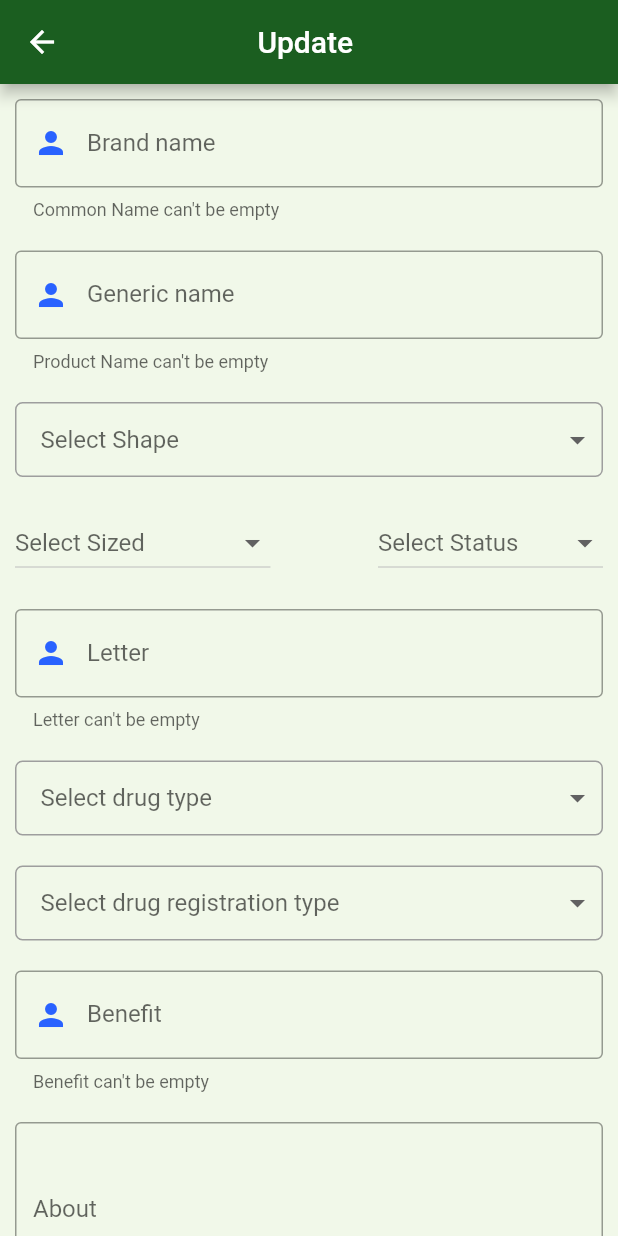
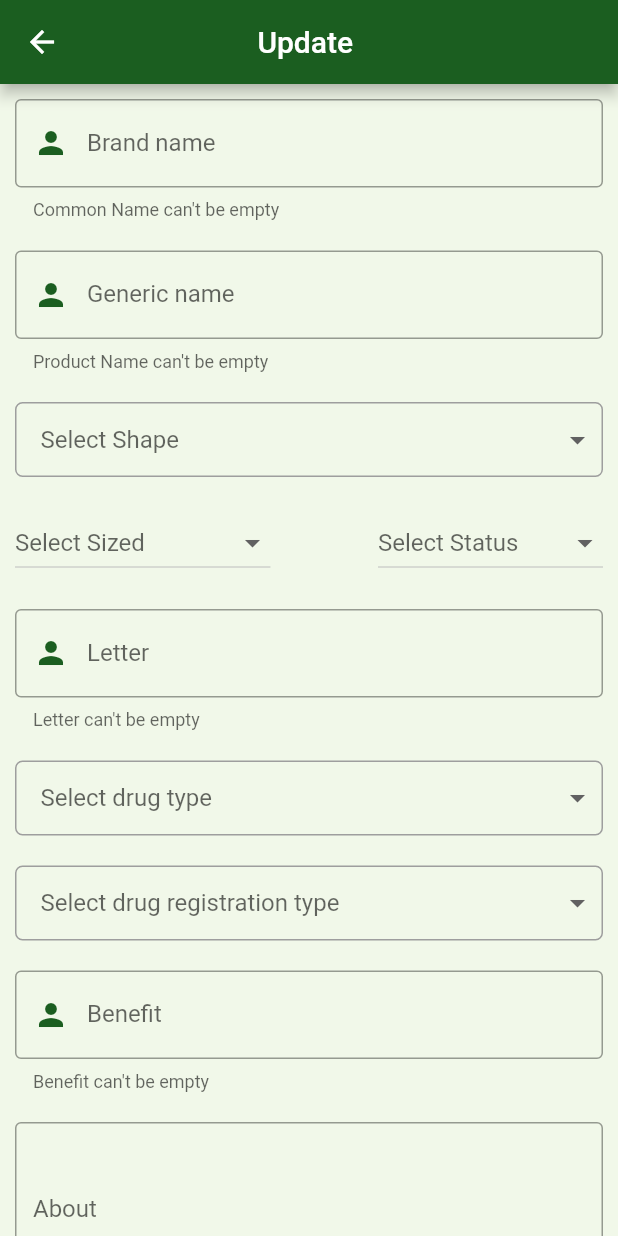
Before and after one commit to Thanakorn-11911/Project_DrugTech, a Flutter app: the UpdatePage screen opened directly with empty values, on a phone screen of 412 x 824 dp. Run offline on Flutter 3.47's test engine with Material 2 defaults, Android fonts, the phone set to English and light mode, and no system bars; our stand-ins replace cloud_firestore, firebase_auth, firebase_core, firebase_storage, font_awesome_flutter, image_picker and 1 more; missing offline and left inert: dart:ffi, floating_action_bubble, stream_provider, tflite; accounts and stored records are empty.

Commit message:
onemore edit colors

```diff
--- a/lib/screens/Admin/update.dart
+++ b/lib/screens/Admin/update.dart
@@ -279,7 +279,7 @@ class _UpdatePageState extends State<UpdatePage> {
         )),
         prefixIcon: Icon(
           Icons.person,
-          color: Color(0xFF2962FF),
+          color: Color(0xFF1B5E20),
         ),
         labelText: "Brand name",
         helperText: "Common Name can't be empty",
@@ -305,7 +305,7 @@ class _UpdatePageState extends State<UpdatePage> {
         )),
         prefixIcon: Icon(
           Icons.person,
-          color: Color(0xFF2962FF),
+          color: Color(0xFF1B5E20),
         ),
         labelText: "Generic name",
         helperText: "Product Name can't be empty",
@@ -407,7 +407,7 @@ class _UpdatePageState extends State<UpdatePage> {
         )),
         prefixIcon: Icon(
           Icons.person,
-          color: Color(0xFF2962FF),
+          color: Color(0xFF1B5E20),
         ),
         labelText: "Letter",
         helperText: "Letter can't be empty",
@@ -510,7 +510,7 @@ class _UpdatePageState extends State<UpdatePage> {
         )),
         prefixIcon: Icon(
           Icons.person,
-          color: Color(0xFF2962FF),
+          color: Color(0xFF1B5E20),
         ),
         labelText: "Benefit",
         helperText: "Benefit can't be empty",
```
